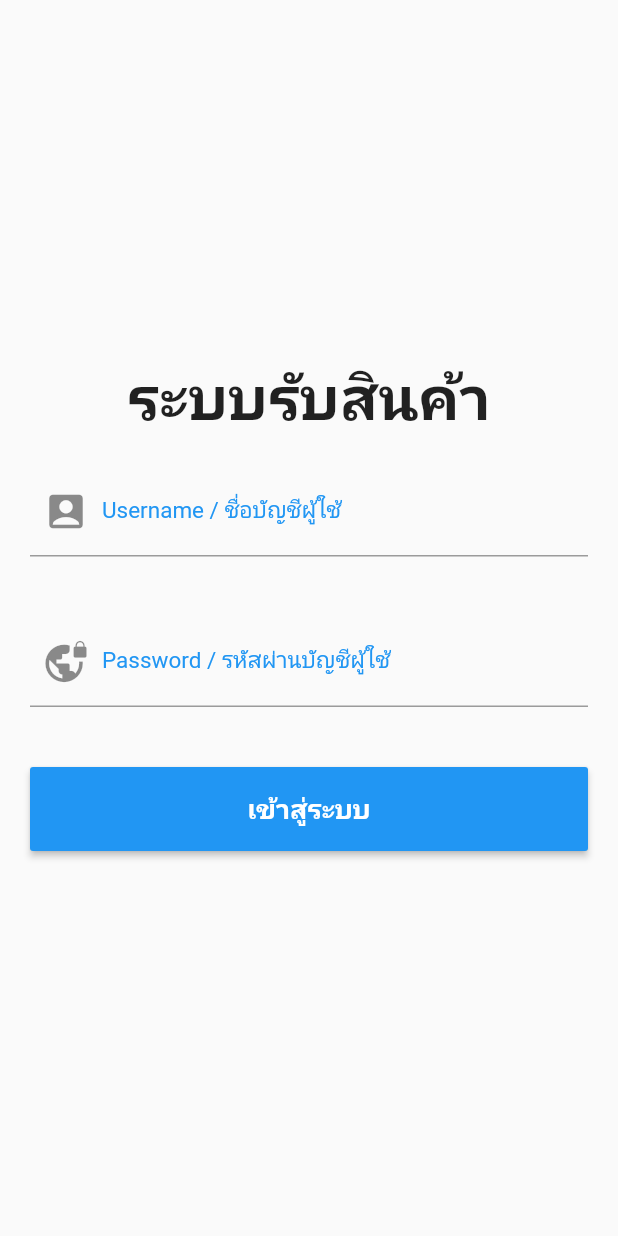
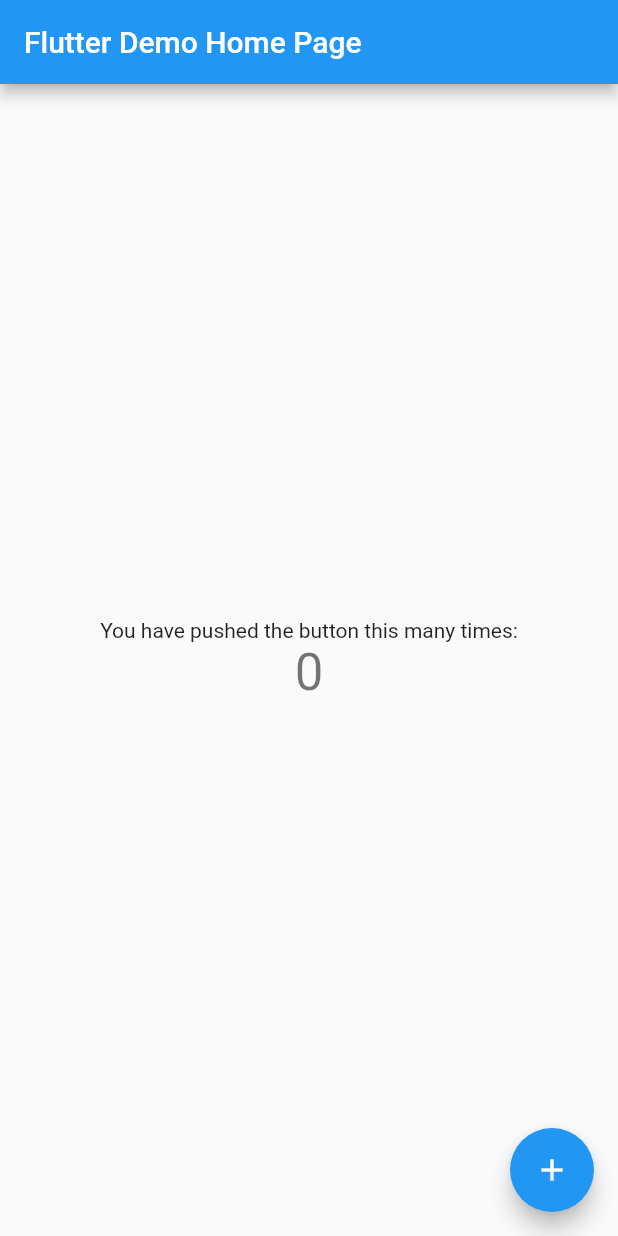
Before and after one commit to wanghatyai/wang_get, a Flutter app: the screen it shows after launch, on a phone screen of 412 x 824 dp. Run offline on Flutter 3.47's test engine with Material 2 defaults, Android fonts, the phone set to English and light mode, and no system bars; our stand-ins replace fluttertoast, image_picker, photo_view, shared_preferences; missing offline and left inert: barcode_scan.

Commit message:
initial new wang get

```diff
--- a/lib/main.dart
+++ b/lib/main.dart
@@ -1,10 +1,4 @@
 import 'package:flutter/material.dart';
-import 'package:shared_preferences/shared_preferences.dart';
-
-import 'package:http/http.dart' as http;
-import 'dart:convert';
-
-import 'package:wang_get/home.dart';
 
 void main() => runApp(MyApp());
 
@@ -13,16 +7,20 @@ class MyApp extends StatelessWidget {
   @override
   Widget build(BuildContext context) {
     return MaterialApp(
-      debugShowCheckedModeBanner: false,
-      title: 'ระบบรับสินค้า',
-      routes: <String,WidgetBuilder>{
-        '/Home': (BuildContext context) => Home(),
-      },
+      title: 'Flutter Demo',
       theme: ThemeData(
-
+        // This is the theme of your application.
+        //
+        // Try running your application with "flutter run". You'll see the
+        // application has a blue toolbar. Then, without quitting the app, try
+        // changing the primarySwatch below to Colors.green and then invoke
+        // "hot reload" (press "r" in the console where you ran "flutter run",
+        // or simply save your changes to "hot reload" in a Flutter IDE).
+        // Notice that the counter didn't reset back to zero; the application
+        // is not restarted.
         primarySwatch: Colors.blue,
       ),
-      home: MyHomePage(title: 'ระบบรับสินค้า'),
+      home: MyHomePage(title: 'Flutter Demo Home Page'),
     );
   }
 }
@@ -30,6 +28,14 @@ class MyApp extends StatelessWidget {
 class MyHomePage extends StatefulWidget {
   MyHomePage({Key key, this.title}) : super(key: key);
 
+  // This widget is the home page of your application. It is stateful, meaning
+  // that it has a State object (defined below) that contains fields that affect
+  // how it looks.
+
+  // This class is the configuration for the state. It holds the values (in this
+  // case the title) provided by the parent (in this case the App widget) and
+  // used by the build method of the State. Fields in a Widget subclass are
+  // always marked "final".
 
   final String title;
 
@@ -38,167 +44,67 @@ class MyHomePage extends StatefulWidget {
 }
 
 class _MyHomePageState extends State<MyHomePage> {
+  int _counter = 0;
 
-
-  TextEditingController ctrlUser = TextEditingController();
-  TextEditingController ctrlPass = TextEditingController();
-
-  var username;
-
-  var Useralert = 'Please enter the Username / กรุณากรอกชื่อบัญชีผู้';
-  var Passalert = 'Please enter the Password / กรุณากรอกรหัสผ่านบัญชีผู้ใช้';
-
-  var userInvalid = false;
-  var passInvalid = false;
-
-  void _showAlert() async {
-    return showDialog<void>(
-      context: context,
-      barrierDismissible: true, // user must tap button!
-      builder: (BuildContext context) {
-        return AlertDialog(
-          title: Text('แจ้งเตือน'),
-          content: Text('ชื่อผู้ใช้หรือรหัสผ่านไม่ถูกต้อง'),
-        );
-      },
-    );
-  }
-
-  _checkPrefer() async{
-    SharedPreferences prefs = await SharedPreferences.getInstance();
+  void _incrementCounter() {
     setState(() {
-      username = prefs.getString("empCodeReceive");
+      // This call to setState tells the Flutter framework that something has
+      // changed in this State, which causes it to rerun the build method below
+      // so that the display can reflect the updated values. If we changed
+      // _counter without calling setState(), then the build method would not be
+      // called again, and so nothing would appear to happen.
+      _counter++;
     });
-
-    if(username != null){
-      Navigator.pushReplacementNamed(context, '/Home');
-    }
   }
 
   @override
-  void initState() {
-    // TODO: implement initState
-    super.initState();
-    _checkPrefer();
-  }
-
-  _doLogin() async{
-
-    SharedPreferences prefs = await SharedPreferences.getInstance();
-
-    final response = await http.post(
-        'https://wangpharma.com/API/receiveProduct.php',
-        body: {'username': ctrlUser.text, 'password': ctrlPass.text, 'act': 'Login'});
-
-    if(ctrlUser.text != '' && ctrlPass.text != '' && response.statusCode == 200){
-
-      var jsonResponse = json.decode(response.body);
-
-      //print(jsonResponse);
-
-      if(!jsonResponse.isEmpty){
-
-        prefs.setString("empCodeReceive", ctrlUser.text);
-
-        Navigator.pushReplacementNamed(context, '/Home');
-      }else{
-        _showAlert();
-      }
-
-    }else{
-      _showAlert();
-    }
-  }
-
-
-  @override
   Widget build(BuildContext context) {
-
+    // This method is rerun every time setState is called, for instance as done
+    // by the _incrementCounter method above.
+    //
+    // The Flutter framework has been optimized to make rerunning build methods
+    // fast, so that you can just rebuild anything that needs updating rather
+    // than having to individually change instances of widgets.
     return Scaffold(
-
+      appBar: AppBar(
+        // Here we take the value from the MyHomePage object that was created by
+        // the App.build method, and use it to set our appbar title.
+        title: Text(widget.title),
+      ),
       body: Center(
-
+        // Center is a layout widget. It takes a single child and positions it
+        // in the middle of the parent.
         child: Column(
-
+          // Column is also a layout widget. It takes a list of children and
+          // arranges them vertically. By default, it sizes itself to fit its
+          // children horizontally, and tries to be as tall as its parent.
+          //
+          // Invoke "debug painting" (press "p" in the console, choose the
+          // "Toggle Debug Paint" action from the Flutter Inspector in Android
+          // Studio, or the "Toggle Debug Paint" command in Visual Studio Code)
+          // to see the wireframe for each widget.
+          //
+          // Column has various properties to control how it sizes itself and
+          // how it positions its children. Here we use mainAxisAlignment to
+          // center the children vertically; the main axis here is the vertical
+          // axis because Columns are vertical (the cross axis would be
+          // horizontal).
           mainAxisAlignment: MainAxisAlignment.center,
           children: <Widget>[
             Text(
-              'ระบบรับสินค้า',
-              style: TextStyle(fontSize: 40, fontWeight: FontWeight.bold),
+              'You have pushed the button this many times:',
             ),
-            Padding (
-              padding: const EdgeInsets.all(20),
-              child: TextFormField (
-                controller: ctrlUser,
-                style: TextStyle (
-                  fontSize: 18,
-                  color: Colors.black,
-                ),
-                decoration: InputDecoration (
-                    prefixIcon: Icon (
-                      Icons.account_box,
-                      size: 30,
-                    ),
-                    labelText: 'Username / ชื่อบัญชีผู้ใช้',
-                    errorText: userInvalid ? Useralert : null,
-                    //'Please enter the Username / กรุณากรอกชื่อบัญชีผู้',
-                    labelStyle: TextStyle (
-                      color: Colors.blue,
-                      fontSize: (15),
-                    )
-                ),
-                keyboardType: TextInputType.number,
-              ),
-            ),
-            Padding (
-              padding: const EdgeInsets.all(20),
-              child: Stack (
-                alignment: AlignmentDirectional.centerEnd,
-                children: <Widget>[
-                  TextField (
-                    controller: ctrlPass,
-                    style: TextStyle (
-                      fontSize: 18,
-                      color: Colors.black,
-                    ),
-                    decoration: InputDecoration (
-                      prefixIcon: Icon (
-                        Icons.vpn_lock,
-                        size: 30,
-                      ),
-                      labelText: 'Password / รหัสผ่านบัญชีผู้ใช้',
-                      errorText: passInvalid ? Passalert : null,
-                      labelStyle: TextStyle (
-                        color: Colors.blue,
-                        fontSize: 15,
-                      ),
-                    ),
-                    keyboardType: TextInputType.number,
-                  ),
-                ],
-              ),
-            ),
-            Padding (
-              padding: const EdgeInsets.all(20),
-              child: SizedBox (
-                width: double.infinity,
-                height: 56,
-                child: RaisedButton (
-                  color: Colors.blue,
-                  onPressed: _doLogin,
-                  child: Text (
-                    'เข้าสู่ระบบ',
-                    style: TextStyle (
-                      color: Colors.white,
-                      fontWeight: FontWeight.bold,
-                      fontSize: 18,
-                    ),
-                  ),
-                ),
-              ),
+            Text(
+              '$_counter',
+              style: Theme.of(context).textTheme.display1,
             ),
           ],
         ),
+      ),
+      floatingActionButton: FloatingActionButton(
+        onPressed: _incrementCounter,
+        tooltip: 'Increment',
+        child: Icon(Icons.add),
       ), // This trailing comma makes auto-formatting nicer for build methods.
     );
   }
```
Also changed, not shown: pubspec.yaml (+3 -12 lines).
